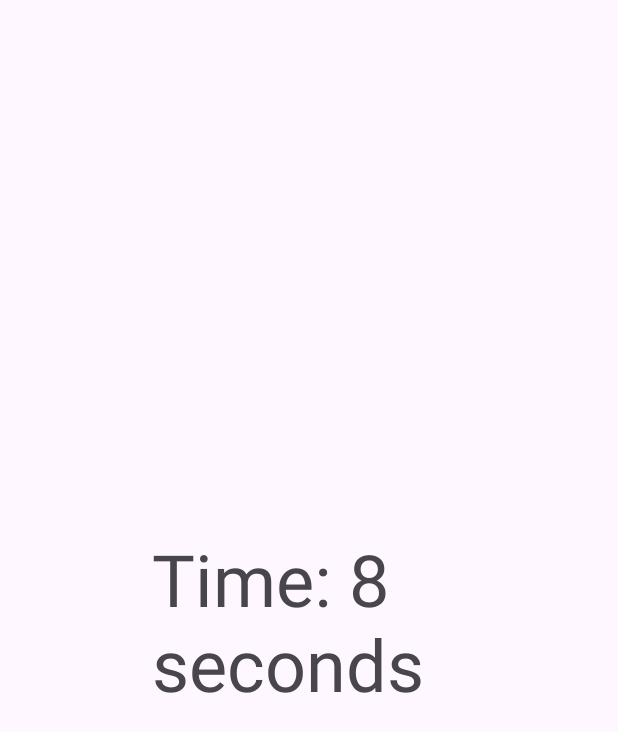
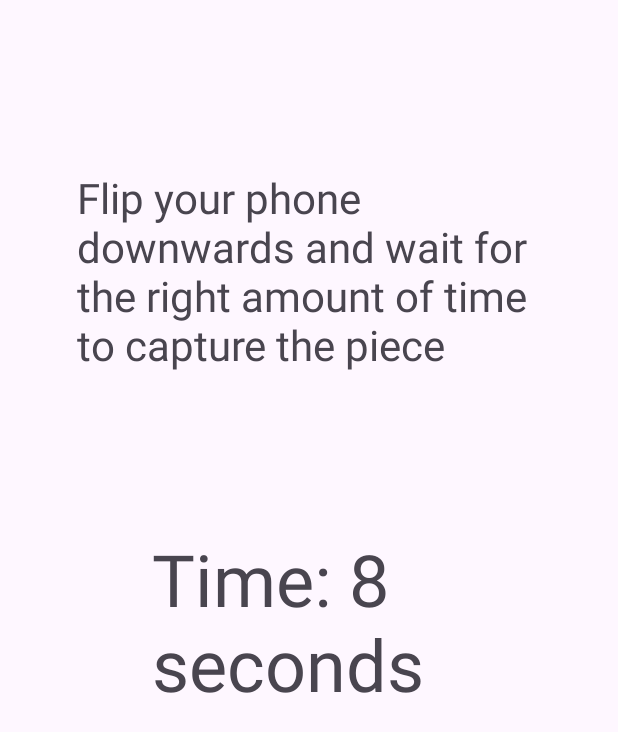
Before and after one commit to ChalkyTea/ChessGame, an Android app: the Minigame3Activity screen opened directly, with no data from a screen before it, on a phone screen of 412 x 824 dp. Shown: the top 732 px of the screen. Run offline under Robolectric (Android 15) with nearby library versions, the phone set to English and light mode, and no system bars.

Commit message:
Added rule to minigame2

```diff
--- a/app/src/main/res/layout/activity_minigame3.xml
+++ b/app/src/main/res/layout/activity_minigame3.xml
@@ -16,4 +16,17 @@
         app:layout_constraintEnd_toEndOf="parent"
         app:layout_constraintStart_toStartOf="parent"
         app:layout_constraintTop_toTopOf="parent" />
+
+    <TextView
+        android:id="@+id/minigame2Rule"
+        android:layout_width="308dp"
+        android:layout_height="183dp"
+        android:text="@string/minigame2Rule"
+        android:textSize="28sp"
+        app:layout_constraintBottom_toTopOf="@+id/countdown_text"
+        app:layout_constraintEnd_toEndOf="parent"
+        app:layout_constraintHorizontal_bias="0.495"
+        app:layout_constraintStart_toStartOf="parent"
+        app:layout_constraintTop_toTopOf="parent"
+        app:layout_constraintVertical_bias="0.661" />
 </androidx.constraintlayout.widget.ConstraintLayout>
--- a/app/src/main/res/values/strings.xml
+++ b/app/src/main/res/values/strings.xml
@@ -1,4 +1,5 @@
 <resources>
     <string name="app_name">ChessGame</string>
     <string name="reset_button">Reset</string>
+    <string name="minigame2Rule">Flip your phone downwards and wait for the right amount of time to capture the piece</string>
 </resources>
```
